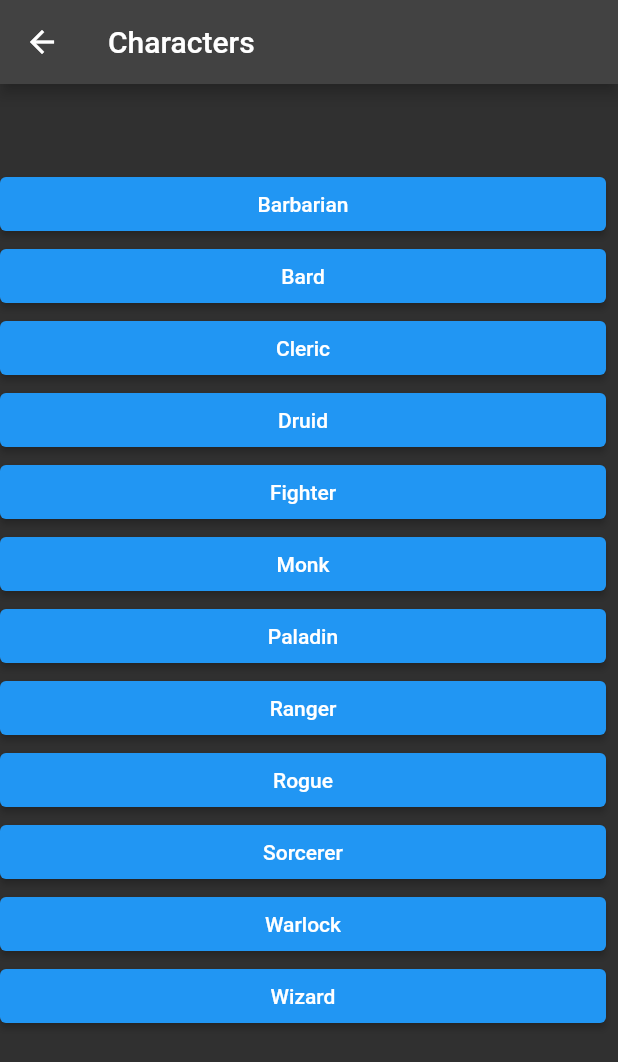
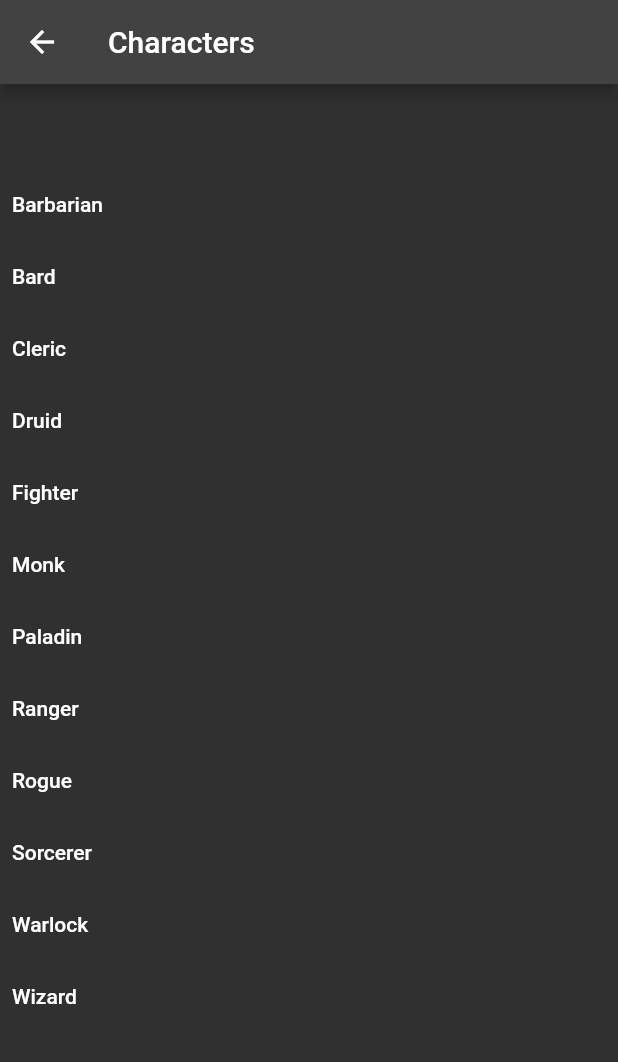
Before and after one commit to Lululululukasz/SpellList, a Flutter app: the Sheet screen opened by its route, on a phone screen of 412 x 824 dp. Shown: the top 1062 px of the screen. Run offline on Flutter 3.47's test engine with Material 2 defaults, Android fonts, the phone set to English and light mode, and no system bars.

Commit message:
changed the Style of the buttons and text align. Made it so that as long no class was chosen the Spell list shows all spells.

```diff
--- a/lib/character_var.dart
+++ b/lib/character_var.dart
@@ -10,6 +10,6 @@ String rogue = "Rogue";
 String sorcerer = "Sorcerer";
 String warlock = "Warlock";
 String wizard = "Wizard";
-String whichClass = barbarian;
+String whichClass = "";
 
 //fuck the other classes player handbook rules.
--- a/lib/main.dart
+++ b/lib/main.dart
@@ -8,9 +8,11 @@ void main() {
       title: 'DND',
       // Start the app with the "/" named route. In this case, the app starts
       // on the FirstScreen widget.
-      debugShowCheckedModeBanner: false, //removes the debug banner
+      debugShowCheckedModeBanner: false,
+      //removes the debug banner
       theme: ThemeData(
         brightness: Brightness.dark,
+
       ),
       initialRoute: '/',
       routes: {
--- a/lib/sheet.dart
+++ b/lib/sheet.dart
@@ -14,8 +14,10 @@ class Sheet extends StatelessWidget {
         ),
         body: ListView(
           children: [
-            Container(
+            const SizedBox(
               height: kToolbarHeight,
+             // child: Text("Choose your Class:"), add a text but its ugly
+
             ),
             ClassButton(classChosen: barbarian),
             ClassButton(classChosen: bard),
@@ -46,17 +48,21 @@ class ClassButton extends StatefulWidget {
 class _ClassButtonState extends State<ClassButton> {
   @override
   Widget build(BuildContext context) {
-    return Padding(
-      padding: const EdgeInsets.only(left: .0, right: 8.0),
-      child: ElevatedButton(
+
+      return TextButton(
         // Within the `FirstScreen` widget
+        style: TextButton.styleFrom(
+          foregroundColor: Colors.white,
+          alignment: Alignment.centerLeft,
+
+        ),
         onPressed: () {
           // Navigate to the second screen using a named route.
           whichClass = widget.classChosen;
           Navigator.pushNamed(context, '/spells');
         },
         child: Text(widget.classChosen),
-      ),
-    );
+      );
+
   }
 }
--- a/lib/spells.dart
+++ b/lib/spells.dart
@@ -3,7 +3,6 @@ import 'package:mob_project/api_call.dart';
 import 'dart:async';
 //following import is just used for a test will change later
 import 'package:mob_project/character_var.dart';
-import 'package:mob_project/sheet.dart';
 
 class Spells extends StatefulWidget {
   const Spells({super.key});
```
